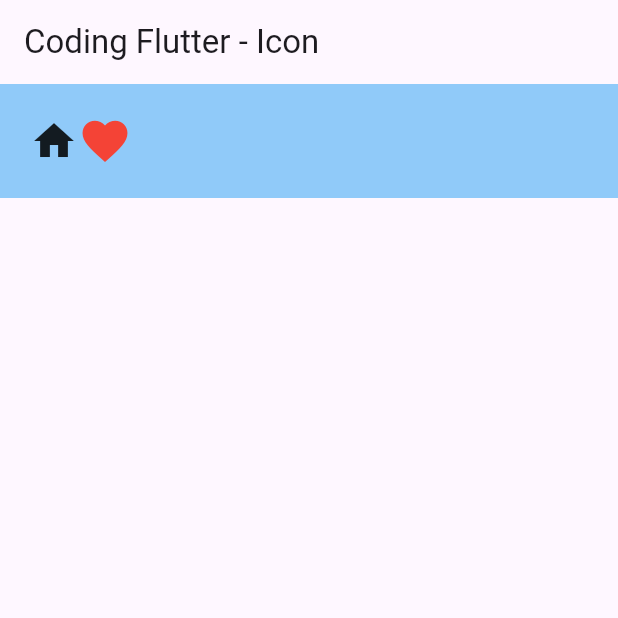
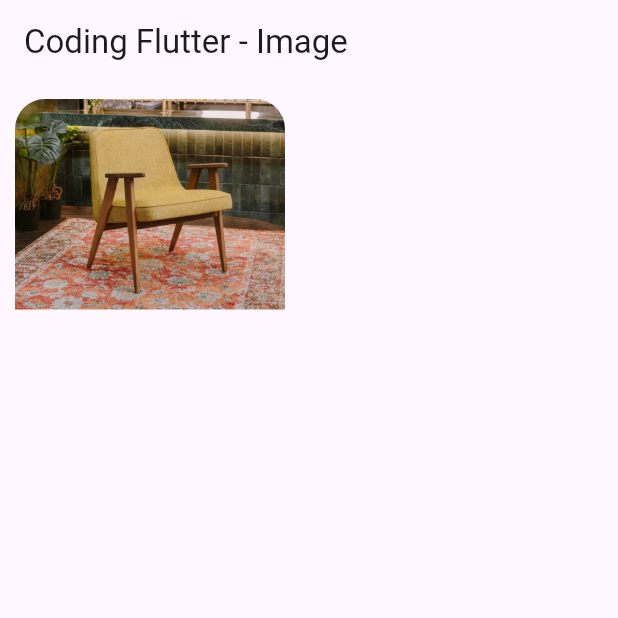
Before and after one commit to khanifzyen/project_pertama, a Flutter app: the screen it shows after launch, on a phone screen of 412 x 824 dp, the top half of it. Run offline on Flutter 3.47's test engine with Material 3 defaults, Android fonts, the light colour scheme and no system bars.

Commit message:
add image

```diff
--- /dev/null
+++ b/lib/lessons/image.dart
@@ -0,0 +1,31 @@
+import 'package:flutter/material.dart';
+
+class MyImage extends StatelessWidget {
+  const MyImage({super.key});
+
+  @override
+  Widget build(BuildContext context) {
+    return Scaffold(
+      appBar: AppBar(
+        title: const Text('Coding Flutter - Image'),
+      ),
+      body: Container(
+        padding: const EdgeInsets.all(10.0),
+        child: Row(
+          children: [
+            SizedBox(
+              width: 180,
+              child: ClipRRect(
+                borderRadius: const BorderRadius.only(
+                  topLeft: Radius.circular(20),
+                  topRight: Radius.circular(20),
+                ),
+                child: Image.asset('assets/images/furniture/img_product_1.jpg'),
+              ),
+            ),
+          ],
+        ),
+      ),
+    );
+  }
+}
--- a/lib/main.dart
+++ b/lib/main.dart
@@ -2,6 +2,7 @@ import 'package:flutter/material.dart';
 import 'package:project_pertama/lessons/button.dart';
 import 'package:project_pertama/lessons/container.dart';
 import 'package:project_pertama/lessons/icon.dart';
+import 'package:project_pertama/lessons/image.dart';
 import 'package:project_pertama/lessons/scaffold.dart';
 import 'package:project_pertama/lessons/text.dart';
 
@@ -21,7 +22,7 @@ class MyApp extends StatelessWidget {
         colorScheme: ColorScheme.fromSeed(seedColor: Colors.deepPurple),
         useMaterial3: true,
       ),
-      home: const MyIcon(),
+      home: const MyImage(),
     );
   }
 }
```
Also changed, not shown: pubspec.yaml (+4 -7 lines), assets/images/furniture/img_product_1.jpg (added).
